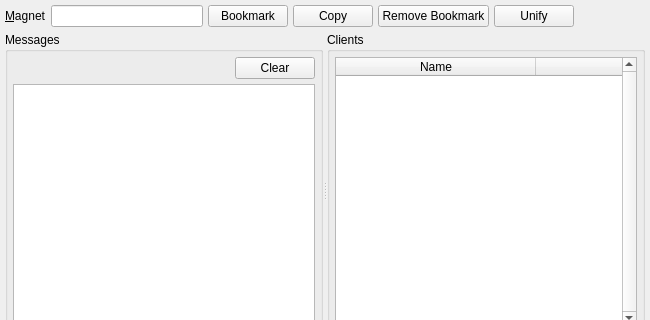
Above: branches/trunk/UI/spot-on-buzzpage.ui from textbrowser/spot-on before the change; both pictures show x 0 to 650 and y 0 to 320 of the 650 by 550 pixel window. Below: the same form after it.
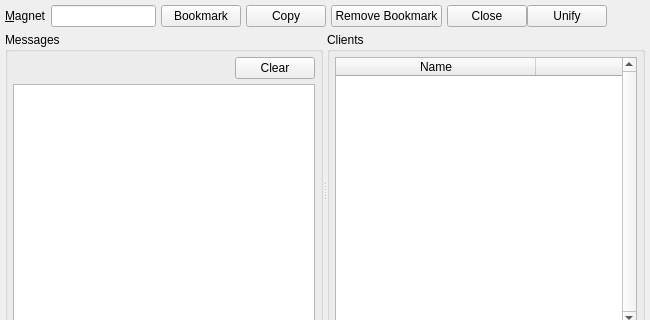
That is the form after the change. Custom widgets are drawn as their Qt base class.

Patch:
```diff
--- a/branches/trunk/UI/spot-on-buzzpage.ui
+++ b/branches/trunk/UI/spot-on-buzzpage.ui
@@ -96,6 +96,13 @@
         <property name="bottomMargin">
          <number>0</number>
         </property>
+        <item>
+         <widget class="QPushButton" name="close">
+          <property name="text">
+           <string>Close</string>
+          </property>
+         </widget>
+        </item>
         <item>
          <widget class="QPushButton" name="unify">
           <property name="toolTip">
```
Left out of the diff: 1 changed line with no effect on the pictures.
